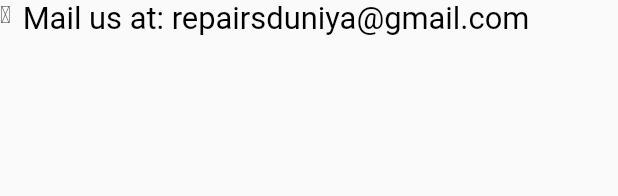
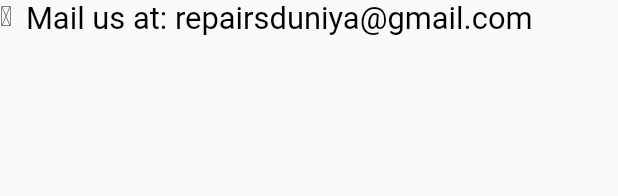
Before and after one commit to flameXpriyanshu/Repair-Duniya, a Flutter app: the BulletText widget shown alone on an empty page, opened directly, on a phone screen of 412 x 824 dp. Shown: the top 196 px of the screen. Run offline on Flutter 3.47's test engine with Material 2 defaults, Android fonts, the phone set to English and light mode, and no system bars; our stand-ins replace carousel_slider, country_picker, firebase_auth, firebase_core, flutter_rating_bar, flutter_screenutil and 6 more; missing offline and left inert: flutter_polyline_points; accounts and stored records are empty.

Commit message:
responsive

```diff
--- a/lib/Model_Screens/Buy_Appliances/product_card.dart
+++ b/lib/Model_Screens/Buy_Appliances/product_card.dart
@@ -51,7 +51,7 @@ class product_card extends StatelessWidget {
                       fontWeight: FontWeight.w500,
                       color: Colors.black.withOpacity(0.7)),
                 ),
-                SizedBox(height: 5),
+                SizedBox(height: 5.h),
                 Text(
                   "Rate",
                   style: TextStyle(
--- a/lib/Model_Screens/Help_Support/contact_us.dart
+++ b/lib/Model_Screens/Help_Support/contact_us.dart
@@ -58,9 +58,9 @@ class BulletText extends StatelessWidget {
       children: [
         Text(
           '\u25cf',
-          style: TextStyle(fontSize: 16.0),
+          style: TextStyle(fontSize: 16.sp),
         ),
-        SizedBox(width: 8.0),
+        SizedBox(width: 8.w),
         Expanded(
           child: Text(
             text,
--- a/lib/main.dart
+++ b/lib/main.dart
@@ -44,7 +44,7 @@ void main() async {
       'home_board': (context) => home_board(),
       'subscriptionView': (context) => SubscriptionView(),
     },
-    home: Myhome(),
+    home: Buy_appliances(),
     debugShowCheckedModeBanner: false,
   ));
 }
```
